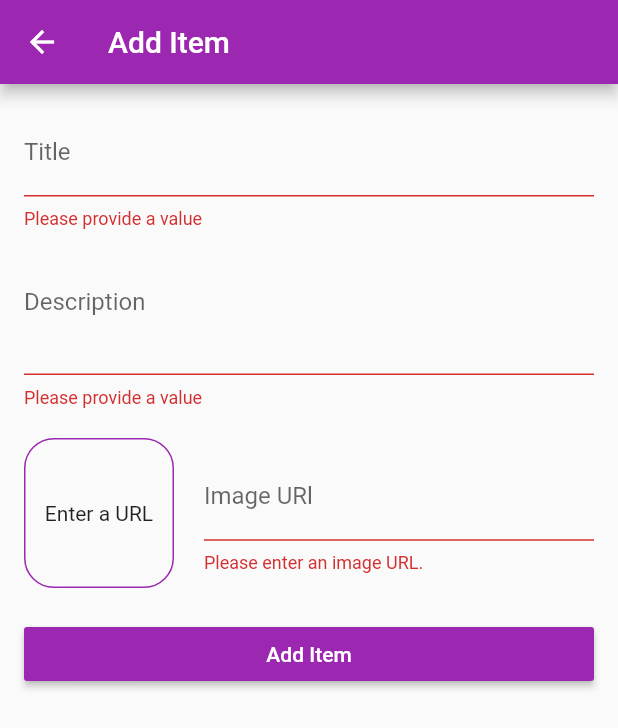
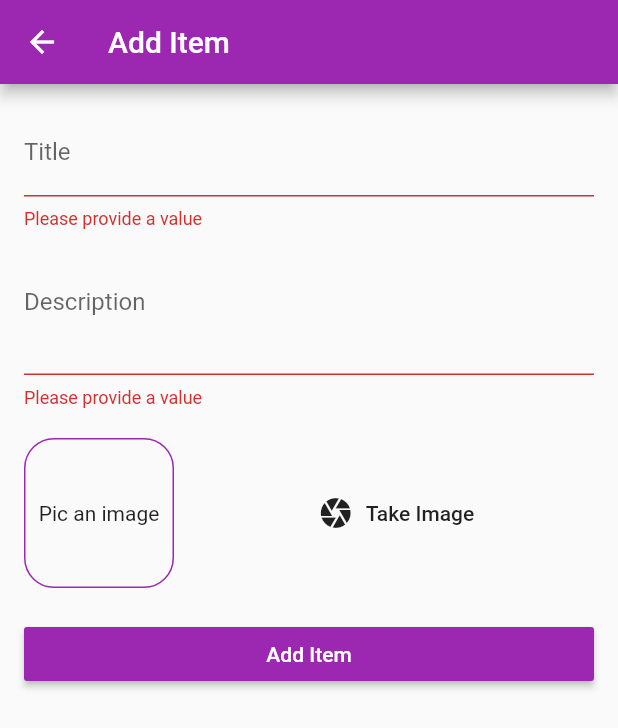
Before and after one commit to yase-hesham/save-all-me, a Flutter app: the AddItemScreen screen opened directly with empty values, after a tap on "Add Item", on a phone screen of 412 x 824 dp. Shown: the top 728 px of the screen. Run offline on Flutter 3.47's test engine with Material 2 defaults, Android fonts, the phone set to English and light mode, and no system bars; our stand-ins replace cloud_firestore, firebase_auth, firebase_storage, google_fonts, image_picker; accounts and stored records are empty.

Commit message:
pick from camera done

```diff
--- a/lib/models/category_item.dart
+++ b/lib/models/category_item.dart
@@ -4,7 +4,7 @@ import 'package:uuid/uuid.dart';
 class CategoryItem {
   final String id;
   final String title;
-  final String imageUrl;
+   String imageUrl;
   final String description;
 
   CategoryItem({
--- a/lib/screens/add_item_screen.dart
+++ b/lib/screens/add_item_screen.dart
@@ -1,5 +1,8 @@
+import 'dart:io';
+
 import 'package:firebase_auth/firebase_auth.dart';
 import 'package:flutter/material.dart';
+import 'package:image_picker/image_picker.dart';
 import 'package:provider/provider.dart';
 import 'package:save_all_me/providers/auth_service.dart';
 import 'package:uuid/uuid.dart';
@@ -15,78 +18,75 @@ class AddItemScreen extends StatefulWidget {
 }
 
 class _AddItemScreenState extends State<AddItemScreen> {
-  bool _isInit=true;
-  bool _isLoading=false;
-  var catId='';
+  bool _isInit = true;
+  bool _isLoading = false;
+  var catId = '';
   final _form = GlobalKey<FormState>();
   var _editedItem =
-      CategoryItem(id:'', title: '', description: '', imageUrl: '');
-  final _imageUrlController = TextEditingController();
-  final _imageUrlFocusNode = FocusNode();
+      CategoryItem(id: '', title: '', description: '', imageUrl: '');
   var userId;
+  File _imageFile;
 
 
-
-
-  void _updateImageUrl() {
-    if (!_imageUrlFocusNode.hasFocus) {
-      if ((!_imageUrlController.text.startsWith('http') &&
-              !_imageUrlController.text.startsWith('https')) ||
-          (!_imageUrlController.text.endsWith('.png') &&
-              !_imageUrlController.text.endsWith('.jpg') &&
-              !_imageUrlController.text.endsWith('.jpeg'))) {
-        return;
-      }
-      setState(() {});
-    }
-  }
 
   void _saveForm() {
     final isValid = _form.currentState.validate();
     if (!isValid) {
       return;
     }
+    print(userId);
     _form.currentState.save();
-    Provider.of<Categories>(context).addItemToCategory(catId,_editedItem,userId).then((_){
-    setState(() {
-      _isLoading=false;
-    });
+    Provider.of<Categories>(context)
+        .addItemToCategory(catId, _editedItem,_imageFile)
+        .then((_) {
           Scaffold.of(context).showSnackBar(SnackBar(
-      content:Text('Added! yaaay'),
+        content: Text('Added! yaaay'),
         duration: Duration(seconds: 1),
       ));
+      setState(() {
+        _isLoading = false;
+      });
+
       Navigator.pop(context);
+    }).catchError((err) {
+      setState(() {
+        _isLoading = false;
+      });
+      print(err.toString());
+    });
+  }
 
-    }).catchError((err){
+  Future<void> _takePicFromCam() async {
+    final imageFile = await ImagePicker.pickImage(
+      source: ImageSource.camera,
+      maxWidth: 600,
+    );
+    if(imageFile!=null){
       setState(() {
-      _isLoading=false;
-    });
-    Scaffold.of(context).showSnackBar(SnackBar(
-      content:Text(err.toString()),
-      duration: Duration(seconds: 1),
-    ));
+      _imageFile=imageFile;
       });
 
     }
+  }
+
+
 
   @override
   void initState() {
-    _imageUrlFocusNode.addListener(_updateImageUrl);
 
     super.initState();
   }
 
   @override
   void dispose() {
-   _imageUrlFocusNode.dispose();
     super.dispose();
   }
 
   @override
   void didChangeDependencies() {
-    if(_isInit){
-      catId=ModalRoute.of(context).settings.arguments as String;
-      _isInit=false;
+    if (_isInit) {
+      catId = ModalRoute.of(context).settings.arguments as String;
+      _isInit = false;
     }
     super.didChangeDependencies();
   }
@@ -150,48 +150,56 @@ class _AddItemScreenState extends State<AddItemScreen> {
                         border: Border.all(width: 1, color: Colors.purple),
                         borderRadius: BorderRadius.circular(20)),
                     child: Center(
-                      child: _imageUrlController.text.isEmpty
-                                ? Text('Enter a URL')
-                                : Image.network(
-                                  _imageUrlController.text,
+                      child: _imageFile==null
+                          ? Text('Pic an image')
+                          : Image.file(
+                              _imageFile,
                               fit: BoxFit.cover,
                             ),
                     ),
                   ),
+
                   Expanded(
-                    child: TextFormField(
-                      focusNode: _imageUrlFocusNode,
-                      controller: _imageUrlController,
-                      decoration: InputDecoration(labelText: 'Image URl'),
-                      keyboardType: TextInputType.text,
-                      validator: (value) {
-                        if (value.isEmpty) {
-                          return 'Please enter an image URL.';
-                        }
-                        if (!value.startsWith('http') &&
-                            !value.startsWith('https')) {
-                          return 'Please enter a valid URL.';
-                        }
-                        if (!value.endsWith('.png') &&
-                            !value.endsWith('.jpg') &&
-                            !value.endsWith('.jpeg')) {
-                          return 'Please enter a valid image URL.';
-                        }
-                        return null;
-                      },
-                      onSaved: (value) {
-                        _editedItem = CategoryItem(
-                          title: _editedItem.title,
-                          id: _editedItem.id,
-                          description: _editedItem.description,
-                          imageUrl: value,
-                        );
-                      },
+                     child:FlatButton.icon(
+                    icon: Icon(Icons.camera),
+                    label: Text('Take Image'),
+                    onPressed: _takePicFromCam,
                   ),
+                    // child: TextFormField(
+                    //   focusNode: _imageUrlFocusNode,
+                    //   controller: _imageUrlController,
+                    //   decoration: InputDecoration(labelText: 'Image URl'),
+                    //   keyboardType: TextInputType.text,
+                    //   validator: (value) {
+                    //     if (value.isEmpty) {
+                    //       return 'Please enter an image URL.';
+                    //     }
+                    //     if (!value.startsWith('http') &&
+                    //         !value.startsWith('https')) {
+                    //       return 'Please enter a valid URL.';
+                    //     }
+                    //     if (!value.endsWith('.png') &&
+                    //         !value.endsWith('.jpg') &&
+                    //         !value.endsWith('.jpeg')) {
+                    //       return 'Please enter a valid image URL.';
+                    //     }
+                    //     return null;
+                    //   },
+                    //   onSaved: (value) {
+                    //     _editedItem = CategoryItem(
+                    //       title: _editedItem.title,
+                    //       id: _editedItem.id,
+                    //       description: _editedItem.description,
+                    //       imageUrl: value,
+                    //     );
+                    //   },
+                    // ),
                   ),
                 ],
               ),
-              _isLoading?CircularProgressIndicator(): RaisedButton(
+              _isLoading
+                  ? CircularProgressIndicator()
+                  : RaisedButton(
                       child: Text(
                         'Add Item',
                         style: TextStyle(color: Colors.white),
--- a/pubspec.yaml
+++ b/pubspec.yaml
@@ -20,11 +20,14 @@ dependencies:
   flutter:
     sdk: flutter
   provider: ^3.2.0
-  firebase_core: ^0.4.0+9
+  firebase_core: ^0.4.3+1
   firebase_auth: ^0.14.0+5
   cloud_firestore: ^0.12.9+5
   uuid: ^2.0.4
   google_fonts: ^0.2.0
+  firebase_storage: ^3.1.0
+  image_picker: ^0.6.2+3
+  path: ^1.6.4
 
   # The following adds the Cupertino Icons font to your application.
   # Use with the CupertinoIcons class for iOS style icons.
```
Also changed, not shown: lib/providers/categories.dart (+18 -3 lines), lib/screens/authenticate_screen.dart (+12 -21 lines), pubspec.lock, 4 other files. Lines whose indentation alone changed are shown as unchanged.
